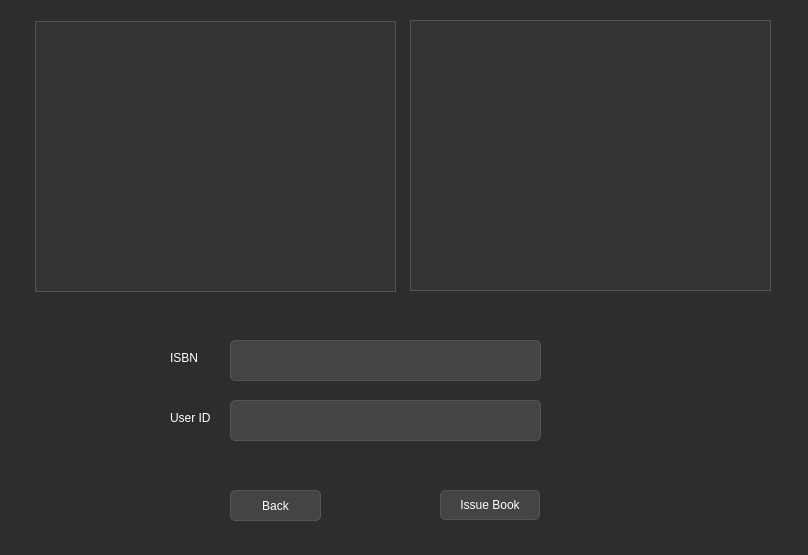
Above: Library-Management-System/issuebook.ui from danisensei/Library-Management-System before the change. Below: the same form after it.
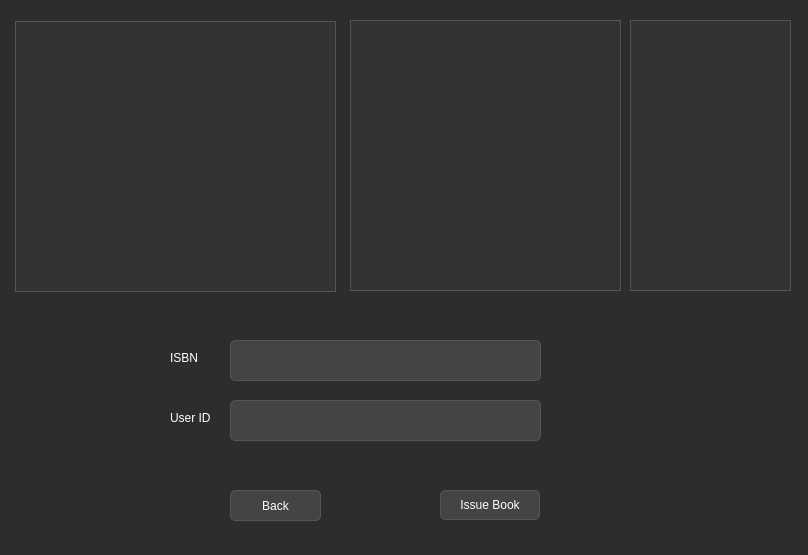
That is the form after the change.

Commit message: add new table in issue book ui to display and handle book availability | Created sample return book class

The edit to the form file:
```diff
--- a/Library-Management-System/issuebook.ui
+++ b/Library-Management-System/issuebook.ui
@@ -67,9 +67,9 @@
   <widget class="QTableView" name="bookTable">
    <property name="geometry">
     <rect>
-     <x>35</x>
+     <x>15</x>
      <y>21</y>
-     <width>361</width>
+     <width>321</width>
      <height>271</height>
     </rect>
    </property>
@@ -77,9 +77,9 @@
   <widget class="QTableView" name="UserTable">
    <property name="geometry">
     <rect>
-     <x>410</x>
+     <x>350</x>
      <y>20</y>
-     <width>361</width>
+     <width>271</width>
      <height>271</height>
     </rect>
    </property>
@@ -143,6 +143,16 @@
     <string>Issue Book</string>
    </property>
   </widget>
+  <widget class="QTableView" name="AvailabilityTable">
+   <property name="geometry">
+    <rect>
+     <x>630</x>
+     <y>20</y>
+     <width>161</width>
+     <height>271</height>
+    </rect>
+   </property>
+  </widget>
  </widget>
  <resources/>
  <connections/>
```
The commit also changes 8 other files.
